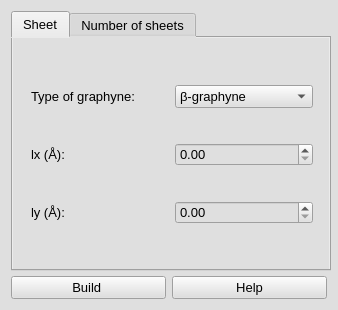
Before: the Qt Designer form furiousatoms/forms/graphyne.ui in nasimanousheh/furious-atoms, drawn with Qt 5.
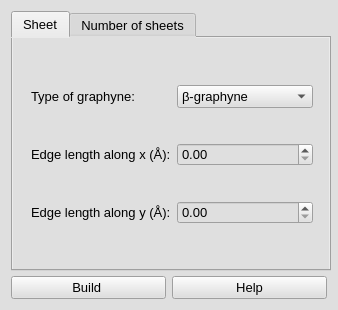
After: the same form once the commit is applied.

```diff
--- a/furiousatoms/forms/graphyne.ui
+++ b/furiousatoms/forms/graphyne.ui
@@ -161,7 +161,7 @@
              </font>
             </property>
             <property name="text">
-             <string>lx (Å):</string>
+             <string>Edge length along x (Å):</string>
             </property>
            </widget>
           </item>
@@ -182,7 +182,7 @@
              </font>
             </property>
             <property name="text">
-             <string>ly (Å):</string>
+             <string>Edge length along y (Å):</string>
             </property>
            </widget>
           </item>
```
